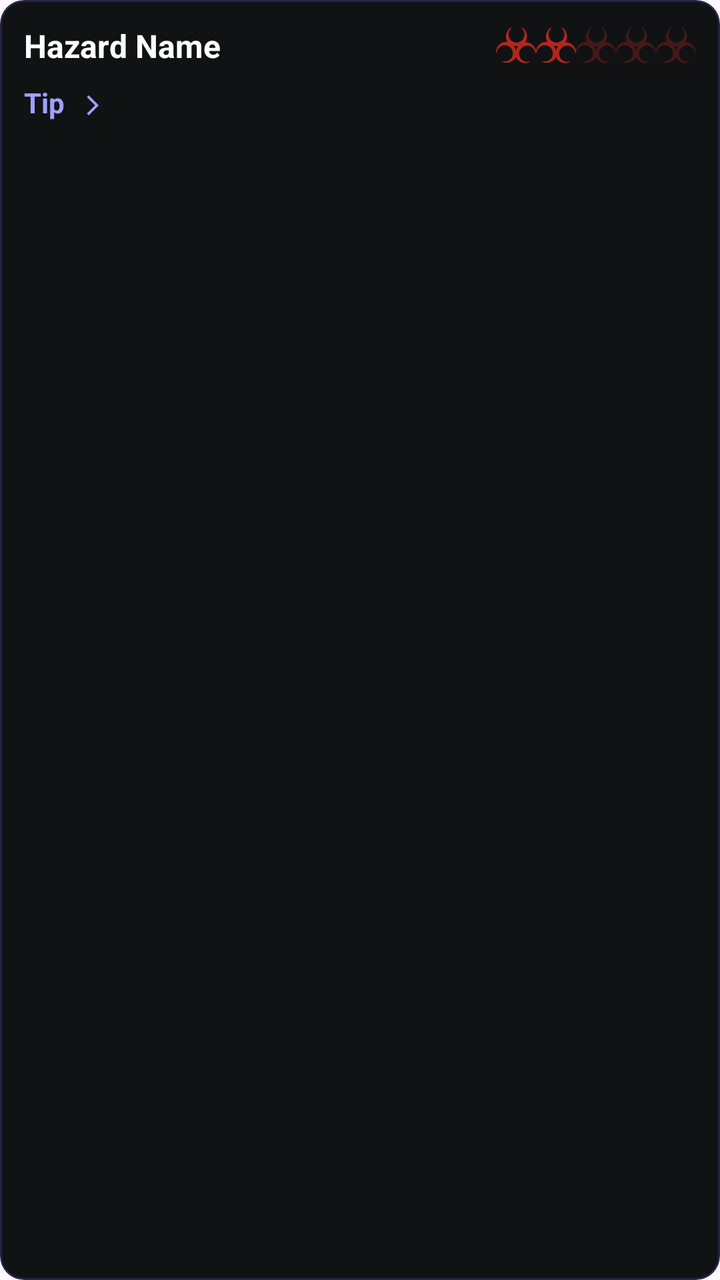
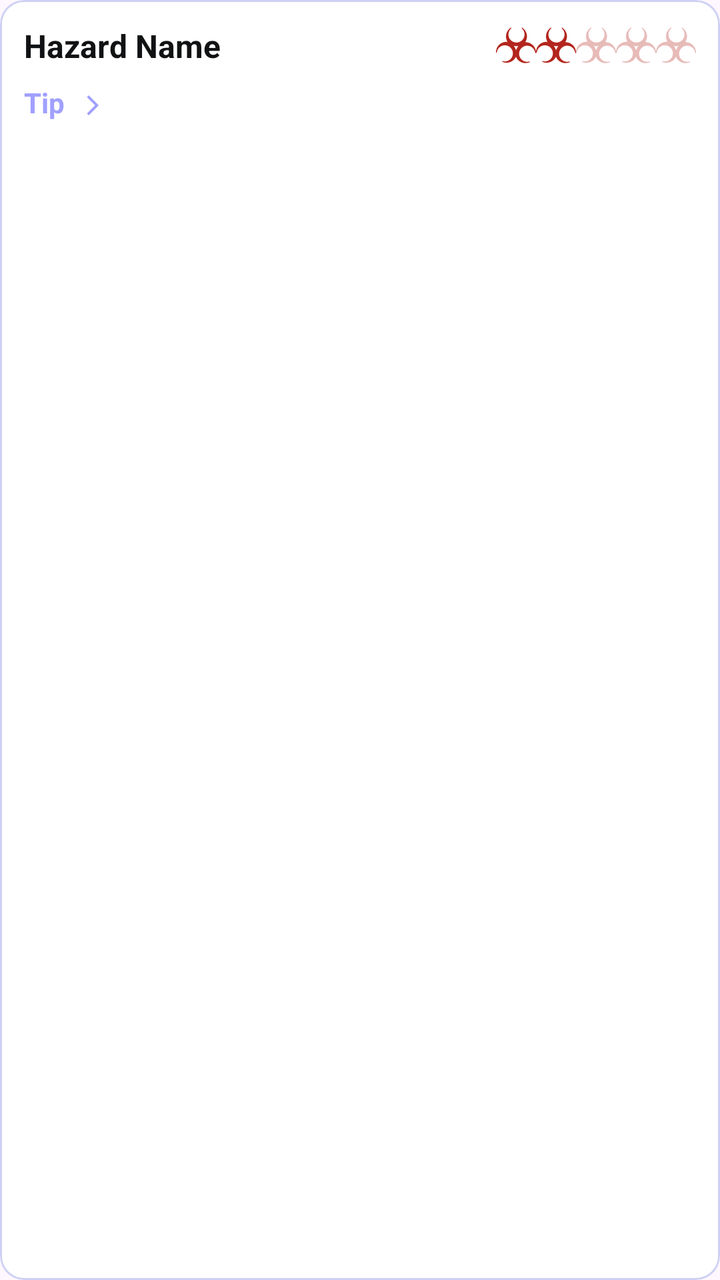

Before-and-after screenshots of an Android layout around one commit, followed by the original layout XML and the change that was made.
<!-- AndroidManifest.xml: application theme Theme.SpaceAdvisor -->
<!-- res/layout/item_dest_hazard.xml -->
<?xml version="1.0" encoding="utf-8"?>
<com.google.android.material.card.MaterialCardView xmlns:android="http://schemas.android.com/apk/res/android"
    xmlns:app="http://schemas.android.com/apk/res-auto"
    android:layout_width="match_parent"
    android:layout_height="wrap_content"
    android:layout_marginBottom="12dp"
    android:backgroundTint="@color/layout_background_primary"
    app:cardCornerRadius="12dp"
    app:strokeColor="@color/layout_stroke_primary"
    app:strokeWidth="1dp">

    <LinearLayout
        android:layout_width="match_parent"
        android:layout_height="wrap_content"
        android:orientation="vertical"
        android:padding="12dp">

        <LinearLayout
            android:layout_width="match_parent"
            android:layout_height="wrap_content"
            android:gravity="center_vertical"
            android:orientation="horizontal">

            <TextView
                android:id="@+id/hazard_name"
                android:layout_width="0dp"
                android:layout_height="wrap_content"
                android:layout_weight="1"
                android:text="Hazard Name"
                android:textColor="@color/text_primary"
                android:textSize="16sp"
                android:textStyle="bold" />

            <LinearLayout
                android:id="@+id/hazard_stars_container"
                android:layout_width="wrap_content"
                android:layout_height="wrap_content"
                android:orientation="horizontal">

                <ImageView
                    android:id="@+id/dest_hazard_lvl_icon_1"
                    android:layout_width="20dp"
                    android:layout_height="20dp"
                    android:src="@drawable/ic_hazard"
                    app:tint="@color/icon_alert" />

                <ImageView
                    android:id="@+id/dest_hazard_lvl_icon_2"
                    android:layout_width="20dp"
                    android:layout_height="20dp"
                    android:scaleType="centerCrop"
                    android:src="@drawable/ic_hazard"
                    app:tint="@color/icon_alert" />

                <ImageView
                    android:id="@+id/dest_hazard_lvl_icon_3"
                    android:layout_width="20dp"
                    android:layout_height="20dp"
                    android:src="@drawable/ic_hazard"
                    app:tint="@color/icon_alert_faded" />

                <ImageView
                    android:id="@+id/dest_hazard_lvl_icon_4"
                    android:layout_width="20dp"
                    android:layout_height="20dp"
                    android:src="@drawable/ic_hazard"
                    app:tint="@color/icon_alert_faded" />

                <ImageView
                    android:id="@+id/dest_hazard_lvl_icon_5"
                    android:layout_width="20dp"
                    android:layout_height="20dp"
                    android:src="@drawable/ic_hazard"
                    app:tint="@color/icon_alert_faded" />

            </LinearLayout>

        </LinearLayout>

        <LinearLayout
            android:id="@+id/hazard_tip_header"
            android:layout_width="match_parent"
            android:layout_height="wrap_content"
            android:layout_marginTop="8dp"
            android:clickable="true"
            android:focusable="true"
            android:orientation="horizontal">

            <TextView
                android:layout_width="wrap_content"
                android:layout_height="wrap_content"
                android:text="Tip"
                android:textColor="@color/text_tertiary_light"
                android:textSize="14sp"
                android:textStyle="bold" />

            <ImageView
                android:id="@+id/hazard_tip_arrow"
                android:layout_width="12dp"
                android:layout_height="12dp"
                android:layout_marginHorizontal="8dp"
                android:layout_marginTop="5dp"
                android:src="@drawable/ic_arrow_right"
                app:tint="@color/icon_tertiary_light" />

            <TextView
                android:id="@+id/hazard_tip_text"
                android:layout_width="match_parent"
                android:layout_height="wrap_content"
                android:text="Safety tip goes here..."
                android:textColor="@color/text_quaternary_light"
                android:textSize="14sp"
                android:visibility="gone" />
        </LinearLayout>

    </LinearLayout>

</com.google.android.material.card.MaterialCardView>
<!-- resources referenced by this layout -->
<resources>
  <color name="icon_alert">@color/red_muted</color>
  <color name="icon_alert_faded">@color/red_muted_faded</color>
  <color name="icon_tertiary_light">@color/space_purple_light</color>
  <color name="layout_background_primary">@color/deep_black</color>
  <color name="layout_stroke_primary">@color/space_purple_glow</color>
  <color name="text_primary">@color/white</color>
  <color name="text_quaternary_light">@color/gray_light</color>
  <color name="text_tertiary_light">@color/space_purple_light</color>
  <!-- drawable ic_arrow_right (drawable) -->
  <vector xmlns:android="http://schemas.android.com/apk/res/android" android:autoMirrored="true" android:height="24dp" android:tint="#000000" android:viewportHeight="960" android:viewportWidth="960" android:width="24dp">
        
      <path android:fillColor="@android:color/white" android:pathData="M321,880L250,809L579,480L250,151L321,80L721,480L321,880Z"/>
      
  </vector>
  <!-- drawable ic_hazard: vector/xml drawable (drawable, 2131 chars, omitted) -->
  <style name="Theme.SpaceAdvisor" parent="Base.Theme.SpaceAdvisor" />
  <color name="red_muted">#B3261E</color>
  <color name="red_muted_faded">#50B3261E</color>
  <color name="space_purple_light">#A0A0FF</color>
  <color name="deep_black">#111213</color>
  <color name="space_purple_glow">#48575AD3</color>
  <color name="white">#FFFFFFFF</color>
  <color name="gray_light">#CCCCCC</color>
  <style name="Base.Theme.SpaceAdvisor" parent="Theme.Material3.DayNight.NoActionBar">
          
      </style>
</resources>

<!-- the commit's change to res/layout/item_dest_hazard.xml (unified diff, before → after) -->
@@ -4,9 +4,9 @@
     android:layout_width="match_parent"
     android:layout_height="wrap_content"
     android:layout_marginBottom="12dp"
-    android:backgroundTint="@color/layout_background_primary"
+    android:backgroundTint="@color/background"
     app:cardCornerRadius="12dp"
-    app:strokeColor="@color/layout_stroke_primary"
+    app:strokeColor="?attr/customColorPrimaryGlow"
     app:strokeWidth="1dp">
 
     <LinearLayout
@@ -27,7 +27,7 @@
                 android:layout_height="wrap_content"
                 android:layout_weight="1"
                 android:text="Hazard Name"
-                android:textColor="@color/text_primary"
+                android:textColor="@color/title"
                 android:textSize="16sp"
                 android:textStyle="bold" />
 
@@ -42,7 +42,7 @@
                     android:layout_width="20dp"
                     android:layout_height="20dp"
                     android:src="@drawable/ic_hazard"
-                    app:tint="@color/icon_alert" />
+                    app:tint="@color/alert" />
 
                 <ImageView
                     android:id="@+id/dest_hazard_lvl_icon_2"
@@ -50,28 +50,28 @@
                     android:layout_height="20dp"
                     android:scaleType="centerCrop"
                     android:src="@drawable/ic_hazard"
-                    app:tint="@color/icon_alert" />
+                    app:tint="@color/alert" />
 
                 <ImageView
                     android:id="@+id/dest_hazard_lvl_icon_3"
                     android:layout_width="20dp"
                     android:layout_height="20dp"
                     android:src="@drawable/ic_hazard"
-                    app:tint="@color/icon_alert_faded" />
+                    app:tint="@color/alert_faded" />
 
                 <ImageView
                     android:id="@+id/dest_hazard_lvl_icon_4"
                     android:layout_width="20dp"
                     android:layout_height="20dp"
                     android:src="@drawable/ic_hazard"
-                    app:tint="@color/icon_alert_faded" />
+                    app:tint="@color/alert_faded" />
 
                 <ImageView
                     android:id="@+id/dest_hazard_lvl_icon_5"
                     android:layout_width="20dp"
                     android:layout_height="20dp"
                     android:src="@drawable/ic_hazard"
-                    app:tint="@color/icon_alert_faded" />
+                    app:tint="@color/alert_faded" />
 
             </LinearLayout>
 
@@ -90,7 +90,7 @@
                 android:layout_width="wrap_content"
                 android:layout_height="wrap_content"
                 android:text="Tip"
-                android:textColor="@color/text_tertiary_light"
+                android:textColor="?attr/customColorPrimaryLight"
                 android:textSize="14sp"
                 android:textStyle="bold" />
 
@@ -101,14 +101,14 @@
                 android:layout_marginHorizontal="8dp"
                 android:layout_marginTop="5dp"
                 android:src="@drawable/ic_arrow_right"
-                app:tint="@color/icon_tertiary_light" />
+                app:tint="?attr/customColorPrimaryLight" />
 
             <TextView
                 android:id="@+id/hazard_tip_text"
                 android:layout_width="match_parent"
                 android:layout_height="wrap_content"
                 android:text="Safety tip goes here..."
-                android:textColor="@color/text_quaternary_light"
+                android:textColor="@color/body"
                 android:textSize="14sp"
                 android:visibility="gone" />
         </LinearLayout>
<!-- resource entries referenced after the edit -->
@@ -1,13 +1,10 @@
 <!-- resources referenced by this layout -->
 <resources>
-  <color name="icon_alert">@color/red_muted</color>
-  <color name="icon_alert_faded">@color/red_muted_faded</color>
-  <color name="icon_tertiary_light">@color/space_purple_light</color>
-  <color name="layout_background_primary">@color/deep_black</color>
-  <color name="layout_stroke_primary">@color/space_purple_glow</color>
-  <color name="text_primary">@color/white</color>
-  <color name="text_quaternary_light">@color/gray_light</color>
-  <color name="text_tertiary_light">@color/space_purple_light</color>
+  <color name="alert">@color/red_muted</color>
+  <color name="alert_faded">@color/red_muted_faded</color>
+  <color name="background">@color/white</color>
+  <color name="body">@color/gray_dark</color>
+  <color name="title">@color/secondary</color>
   <!-- drawable ic_arrow_right (drawable) -->
   <vector xmlns:android="http://schemas.android.com/apk/res/android" android:autoMirrored="true" android:height="24dp" android:tint="#000000" android:viewportHeight="960" android:viewportWidth="960" android:width="24dp">
         
@@ -15,16 +12,35 @@
       
   </vector>
   <!-- drawable ic_hazard: vector/xml drawable (drawable, 2131 chars, omitted) -->
-  <style name="Theme.SpaceAdvisor" parent="Base.Theme.SpaceAdvisor" />
+  <style name="Theme.SpaceAdvisor" parent="Base.Theme.SpaceAdvisor">
+          <item name="colorPrimary">@color/primary</item>
+          <item name="customColorPrimary">@color/primary</item>
+          <item name="customColorPrimaryGlow">@color/primary_glow</item>
+          <item name="customColorPrimaryFaded">@color/primary_faded</item>
+          <item name="customColorPrimaryLight">@color/primary_light</item>
+          <item name="customColorPrimaryVariant">@color/primary_variant</item>
+          <item name="customColorPrimaryVariantFaded">@color/primary_variant_faded</item>
+      </style>
   <color name="red_muted">#B3261E</color>
   <color name="red_muted_faded">#50B3261E</color>
   <color name="space_purple_light">#A0A0FF</color>
+  <color name="space_pink">#AE52D4</color>
+  <color name="space_pink_faded">#20AE52D4</color>
   <color name="deep_black">#111213</color>
+  <color name="space_purple">#575AD3</color>
   <color name="space_purple_glow">#48575AD3</color>
+  <color name="space_purple_faded">#50A0A0FF</color>
   <color name="white">#FFFFFFFF</color>
-  <color name="gray_light">#CCCCCC</color>
+  <color name="gray_dark">#757575</color>
+  <color name="secondary">@color/deep_black</color>
   <style name="Base.Theme.SpaceAdvisor" parent="Theme.Material3.DayNight.NoActionBar">
-          
+          <item name="colorPrimary">@color/primary</item>
       </style>
+  <color name="primary">@color/space_purple</color>
+  <color name="primary_glow">@color/space_purple_glow</color>
+  <color name="primary_faded">@color/space_purple_faded</color>
+  <color name="primary_light">@color/space_purple_light</color>
+  <color name="primary_variant">@color/space_pink</color>
+  <color name="primary_variant_faded">@color/space_pink_faded</color>
 </resources>
 
